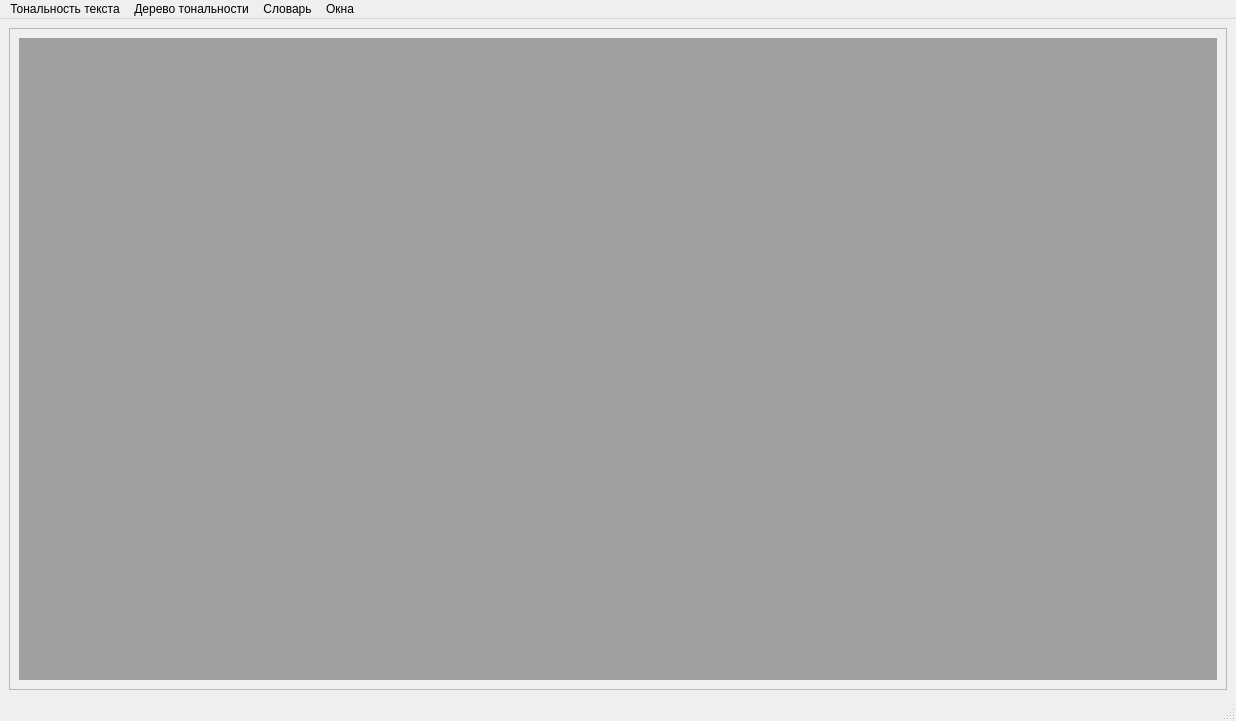
Andrew-Garanin/SentimentVisualizationApp, file ui/mainMDIForm/mainMDIForm.ui: the form before one commit.
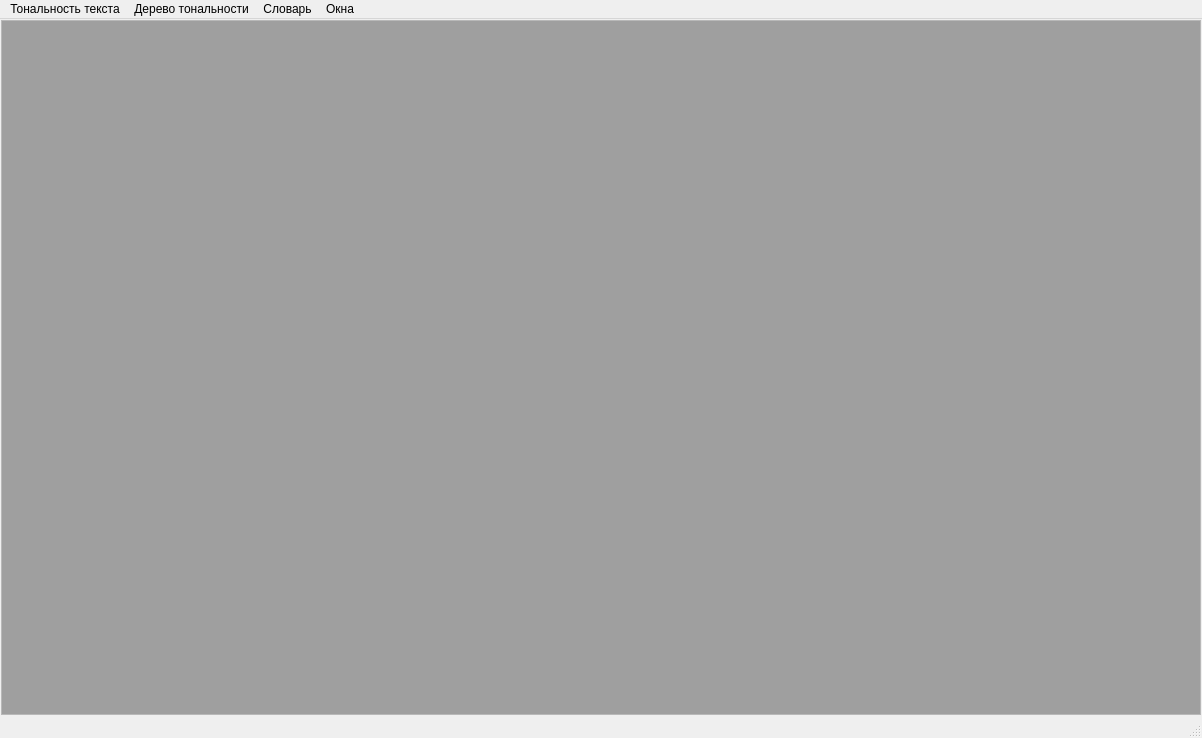
The form after the commit.

```diff
--- a/ui/mainMDIForm/mainMDIForm.ui
+++ b/ui/mainMDIForm/mainMDIForm.ui
@@ -6,8 +6,8 @@
    <rect>
     <x>0</x>
     <y>0</y>
-    <width>1236</width>
-    <height>721</height>
+    <width>1202</width>
+    <height>738</height>
    </rect>
   </property>
   <property name="windowTitle">
@@ -15,6 +15,21 @@
   </property>
   <widget class="QWidget" name="centralwidget">
    <layout class="QGridLayout" name="gridLayout">
+    <property name="leftMargin">
+     <number>1</number>
+    </property>
+    <property name="topMargin">
+     <number>1</number>
+    </property>
+    <property name="rightMargin">
+     <number>1</number>
+    </property>
+    <property name="bottomMargin">
+     <number>1</number>
+    </property>
+    <property name="spacing">
+     <number>1</number>
+    </property>
     <item row="0" column="0">
      <widget class="QFrame" name="frame">
       <property name="frameShape">
@@ -24,6 +39,21 @@
        <enum>QFrame::Raised</enum>
       </property>
       <layout class="QVBoxLayout" name="verticalLayout">
+       <property name="spacing">
+        <number>0</number>
+       </property>
+       <property name="leftMargin">
+        <number>0</number>
+       </property>
+       <property name="topMargin">
+        <number>0</number>
+       </property>
+       <property name="rightMargin">
+        <number>0</number>
+       </property>
+       <property name="bottomMargin">
+        <number>0</number>
+       </property>
        <item>
         <widget class="QMdiArea" name="mdiArea"/>
        </item>
@@ -37,7 +67,7 @@
     <rect>
      <x>0</x>
      <y>0</y>
-     <width>1236</width>
+     <width>1202</width>
      <height>21</height>
     </rect>
    </property>
```
Left out of the diff: 2 changed lines with no effect on the pictures.
